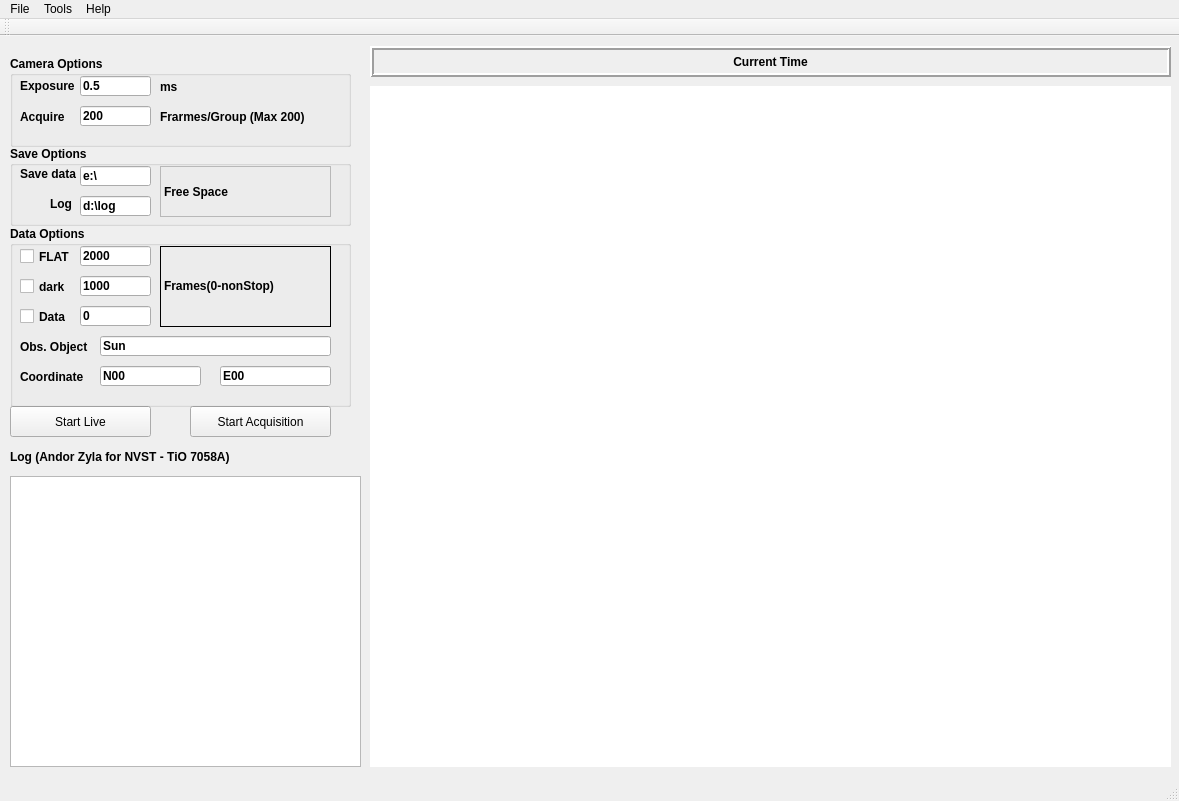
Qt form nvst-tio/NVST-HighSpeed-TiO-20220130-001/mainwindow.ui (chd1998/fso-qt) before a commit.
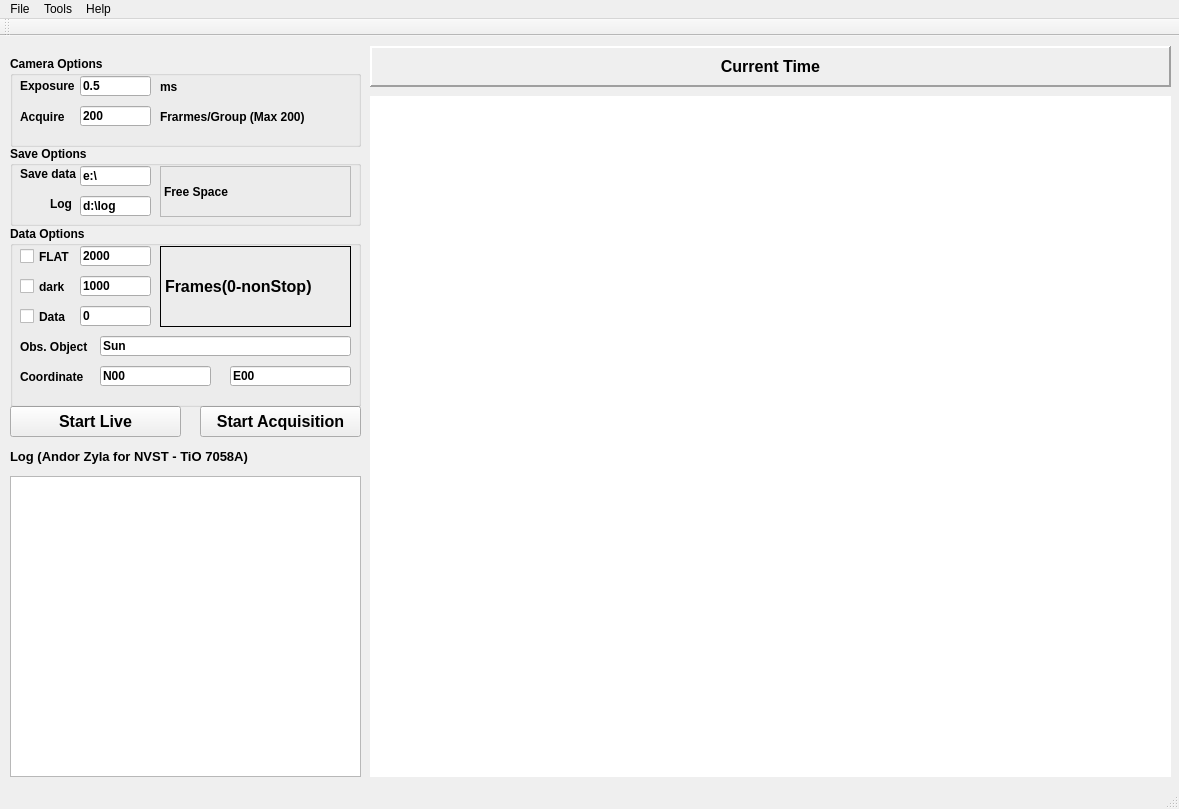
The same form after that commit.

Commit message: GUI revised for highspeed acqusition...

Diff of the .ui file:
```diff
--- a/nvst-tio/NVST-HighSpeed-TiO-20220130-001/mainwindow.ui
+++ b/nvst-tio/NVST-HighSpeed-TiO-20220130-001/mainwindow.ui
@@ -7,7 +7,7 @@
     <x>0</x>
     <y>0</y>
     <width>1179</width>
-    <height>801</height>
+    <height>809</height>
    </rect>
   </property>
   <property name="sizePolicy">
@@ -30,7 +30,7 @@
     <property name="geometry">
      <rect>
       <x>370</x>
-      <y>50</y>
+      <y>60</y>
       <width>801</width>
       <height>681</height>
      </rect>
@@ -77,7 +77,7 @@
      <rect>
       <x>10</x>
       <y>370</y>
-      <width>141</width>
+      <width>171</width>
       <height>31</height>
      </rect>
     </property>
@@ -87,6 +87,12 @@
       <verstretch>0</verstretch>
      </sizepolicy>
     </property>
+    <property name="font">
+     <font>
+      <pointsize>12</pointsize>
+      <bold>true</bold>
+     </font>
+    </property>
     <property name="text">
      <string>Start Live</string>
     </property>
@@ -100,7 +106,7 @@
       <x>370</x>
       <y>10</y>
       <width>801</width>
-      <height>31</height>
+      <height>41</height>
      </rect>
     </property>
     <property name="sizePolicy">
@@ -111,6 +117,7 @@
     </property>
     <property name="font">
      <font>
+      <pointsize>12</pointsize>
       <bold>true</bold>
      </font>
     </property>
@@ -118,7 +125,7 @@
      <enum>Qt::LeftToRight</enum>
     </property>
     <property name="frameShape">
-     <enum>QFrame::Box</enum>
+     <enum>QFrame::Panel</enum>
     </property>
     <property name="frameShadow">
      <enum>QFrame::Raised</enum>
@@ -136,9 +143,9 @@
    <widget class="QPushButton" name="btnSnap">
     <property name="geometry">
      <rect>
-      <x>190</x>
+      <x>200</x>
       <y>370</y>
-      <width>141</width>
+      <width>161</width>
       <height>31</height>
      </rect>
     </property>
@@ -148,6 +155,12 @@
       <verstretch>0</verstretch>
      </sizepolicy>
     </property>
+    <property name="font">
+     <font>
+      <pointsize>12</pointsize>
+      <bold>true</bold>
+     </font>
+    </property>
     <property name="text">
      <string>Start Acquisition</string>
     </property>
@@ -169,7 +182,7 @@
      <rect>
       <x>10</x>
       <y>410</y>
-      <width>311</width>
+      <width>351</width>
       <height>21</height>
      </rect>
     </property>
@@ -181,6 +194,7 @@
     </property>
     <property name="font">
      <font>
+      <pointsize>10</pointsize>
       <bold>true</bold>
      </font>
     </property>
@@ -194,7 +208,7 @@
       <x>10</x>
       <y>440</y>
       <width>351</width>
-      <height>291</height>
+      <height>301</height>
      </rect>
     </property>
     <property name="sizePolicy">
@@ -209,7 +223,7 @@
      <rect>
       <x>10</x>
       <y>20</y>
-      <width>341</width>
+      <width>351</width>
       <height>91</height>
      </rect>
     </property>
@@ -347,7 +361,7 @@
      <rect>
       <x>10</x>
       <y>110</y>
-      <width>341</width>
+      <width>351</width>
       <height>80</height>
      </rect>
     </property>
@@ -364,7 +378,7 @@
       <rect>
        <x>150</x>
        <y>20</y>
-       <width>171</width>
+       <width>191</width>
        <height>51</height>
       </rect>
      </property>
@@ -464,7 +478,7 @@
      <rect>
       <x>10</x>
       <y>190</y>
-      <width>341</width>
+      <width>351</width>
       <height>181</height>
      </rect>
     </property>
@@ -479,9 +493,9 @@
     <widget class="QLineEdit" name="lineEdit_cor2">
      <property name="geometry">
       <rect>
-       <x>210</x>
+       <x>220</x>
        <y>140</y>
-       <width>111</width>
+       <width>121</width>
        <height>20</height>
       </rect>
      </property>
@@ -535,7 +549,7 @@
       <rect>
        <x>90</x>
        <y>140</y>
-       <width>101</width>
+       <width>111</width>
        <height>20</height>
       </rect>
      </property>
@@ -589,12 +603,13 @@
       <rect>
        <x>150</x>
        <y>20</y>
-       <width>171</width>
+       <width>191</width>
        <height>81</height>
       </rect>
      </property>
      <property name="font">
       <font>
+       <pointsize>12</pointsize>
        <bold>true</bold>
       </font>
      </property>
@@ -685,7 +700,7 @@
       <rect>
        <x>90</x>
        <y>110</y>
-       <width>231</width>
+       <width>251</width>
        <height>20</height>
       </rect>
      </property>
```
The commit also changes 5 other files.
